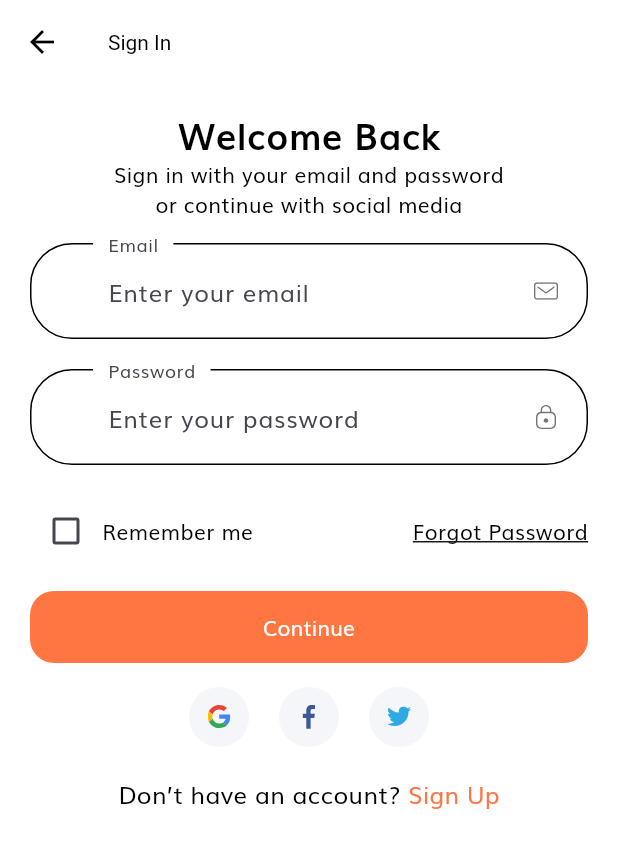
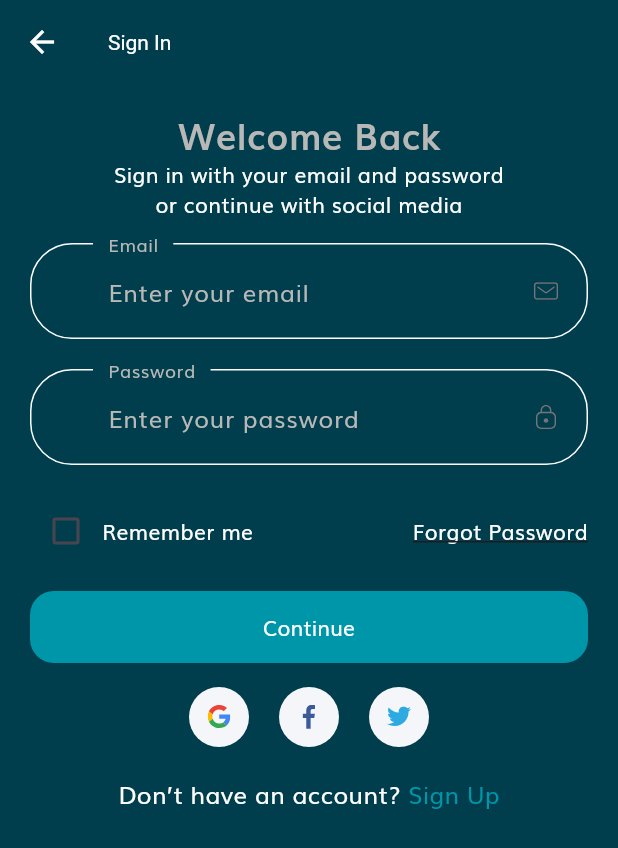
Before and after one commit to imaddamianos/evminute, a Flutter app: the screen it shows after launch, after a tap on "Continue", on a phone screen of 412 x 824 dp. Shown: the top 848 px of the screen. Run offline on Flutter 3.47's test engine with Material 3 defaults, Android fonts, the phone set to English and light mode, and no system bars; our stand-ins replace flutter_svg.

Commit message:
changing colors

```diff
--- a/lib/constants.dart
+++ b/lib/constants.dart
@@ -1,21 +1,21 @@
 import 'package:flutter/material.dart';
 
-const kPrimaryColor = Color(0xFFFF7643);
+const kPrimaryColor = Color.fromARGB(255, 0, 150, 170);
 const kPrimaryLightColor = Color(0xFFFFECDF);
 const kPrimaryGradientColor = LinearGradient(
   begin: Alignment.topLeft,
   end: Alignment.bottomRight,
-  colors: [Color(0xFFFFA53E), Color(0xFFFF7643)],
+  colors: [Color.fromARGB(255, 0, 150, 170), Color.fromARGB(255, 0, 150, 170)],
 );
 const kSecondaryColor = Color(0xFF979797);
-const kTextColor = Colors.black;
+const kTextColor = Color.fromARGB(255, 255, 255, 255);
 
 const kAnimationDuration = Duration(milliseconds: 200);
 
 const headingStyle = TextStyle(
   fontSize: 24,
   fontWeight: FontWeight.bold,
-  color: Colors.black,
+  color: Color.fromARGB(255, 255, 255, 255),
   height: 1.5,
 );
 
--- a/lib/screens/cart/cart_screen.dart
+++ b/lib/screens/cart/cart_screen.dart
@@ -23,7 +23,7 @@ class _CartScreenState extends State<CartScreen> {
           children: [
             const Text(
               "Your Cart",
-              style: TextStyle(color: Colors.black),
+              style: TextStyle(color: Color.fromARGB(255, 184, 184, 183)),
             ),
             Text(
               "${demoCarts.length} items",
--- a/lib/screens/cart/components/cart_card.dart
+++ b/lib/screens/cart/components/cart_card.dart
@@ -35,7 +35,8 @@ class CartCard extends StatelessWidget {
           children: [
             Text(
               cart.product.title,
-              style: const TextStyle(color: Colors.black, fontSize: 16),
+              style: const TextStyle(
+                  color: Color.fromARGB(255, 184, 184, 183), fontSize: 16),
               maxLines: 2,
             ),
             const SizedBox(height: 8),
--- a/lib/screens/cart/components/check_out_card.dart
+++ b/lib/screens/cart/components/check_out_card.dart
@@ -67,7 +67,9 @@ class CheckoutCard extends StatelessWidget {
                       children: [
                         TextSpan(
                           text: "\$337.15",
-                          style: TextStyle(fontSize: 16, color: Colors.black),
+                          style: TextStyle(
+                              fontSize: 16,
+                              color: Color.fromARGB(255, 184, 184, 183)),
                         ),
                       ],
                     ),
--- a/lib/screens/details/details_screen.dart
+++ b/lib/screens/details/details_screen.dart
@@ -39,7 +39,7 @@ class DetailsScreen extends StatelessWidget {
             ),
             child: const Icon(
               Icons.arrow_back_ios_new,
-              color: Colors.black,
+              color: Color.fromARGB(255, 184, 184, 183),
               size: 20,
             ),
           ),
@@ -61,7 +61,7 @@ class DetailsScreen extends StatelessWidget {
                       "4.7",
                       style: TextStyle(
                         fontSize: 14,
-                        color: Colors.black,
+                        color: Color.fromARGB(255, 184, 184, 183),
                         fontWeight: FontWeight.w600,
                       ),
                     ),
--- a/lib/screens/forgot_password/forgot_password_screen.dart
+++ b/lib/screens/forgot_password/forgot_password_screen.dart
@@ -24,7 +24,7 @@ class ForgotPasswordScreen extends StatelessWidget {
                   "Forgot Password",
                   style: TextStyle(
                     fontSize: 24,
-                    color: Colors.black,
+                    color: Color.fromARGB(255, 184, 184, 183),
                     fontWeight: FontWeight.bold,
                   ),
                 ),
--- a/lib/screens/home/components/search_field.dart
+++ b/lib/screens/home/components/search_field.dart
@@ -21,7 +21,10 @@ class SearchField extends StatelessWidget {
           focusedBorder: searchOutlineInputBorder,
           enabledBorder: searchOutlineInputBorder,
           hintText: "Search product",
-          prefixIcon: const Icon(Icons.search),
+          hintStyle: const TextStyle(color: Color.fromARGB(255, 184, 184, 183)),
+          labelStyle:
+              const TextStyle(color: Color.fromARGB(255, 184, 184, 183)),
+          prefixIcon: const Icon(Icons.search, color: Colors.white),
         ),
       ),
     );
--- a/lib/screens/home/components/section_title.dart
+++ b/lib/screens/home/components/section_title.dart
@@ -20,7 +20,7 @@ class SectionTitle extends StatelessWidget {
           style: const TextStyle(
             fontSize: 16,
             fontWeight: FontWeight.w600,
-            color: Colors.black,
+            color: Color.fromARGB(255, 184, 184, 183),
           ),
         ),
         TextButton(
--- a/lib/screens/home/components/special_offers.dart
+++ b/lib/screens/home/components/special_offers.dart
@@ -84,9 +84,9 @@ class SpecialOfferCard extends StatelessWidget {
                       begin: Alignment.topCenter,
                       end: Alignment.bottomCenter,
                       colors: [
-                        Colors.black54,
-                        Colors.black38,
-                        Colors.black26,
+                        Color.fromARGB(150, 184, 184, 183),
+                        Color.fromARGB(200, 184, 184, 183),
+                        Color.fromARGB(255, 184, 184, 183),
                         Colors.transparent,
                       ],
                     ),
--- a/lib/screens/login_success/login_success_screen.dart
+++ b/lib/screens/login_success/login_success_screen.dart
@@ -25,7 +25,7 @@ class LoginSuccessScreen extends StatelessWidget {
             style: TextStyle(
               fontSize: 30,
               fontWeight: FontWeight.bold,
-              color: Colors.black,
+              color: Color.fromARGB(255, 184, 184, 183),
             ),
           ),
           const Spacer(),
--- a/lib/screens/sign_in/components/sign_form.dart
+++ b/lib/screens/sign_in/components/sign_form.dart
@@ -67,6 +67,8 @@ class _SignFormState extends State<SignForm> {
             decoration: const InputDecoration(
               labelText: "Email",
               hintText: "Enter your email",
+              hintStyle: TextStyle(color: Color.fromARGB(255, 184, 184, 183)),
+              labelStyle: TextStyle(color: Color.fromARGB(255, 184, 184, 183)),
               // If  you are using latest version of flutter then lable text and hint text shown like this
               // if you r using flutter less then 1.20.* then maybe this is not working properly
               floatingLabelBehavior: FloatingLabelBehavior.always,
@@ -98,6 +100,8 @@ class _SignFormState extends State<SignForm> {
             decoration: const InputDecoration(
               labelText: "Password",
               hintText: "Enter your password",
+              hintStyle: TextStyle(color: Color.fromARGB(255, 184, 184, 183)),
+              labelStyle: TextStyle(color: Color.fromARGB(255, 184, 184, 183)),
               // If  you are using latest version of flutter then lable text and hint text shown like this
               // if you r using flutter less then 1.20.* then maybe this is not working properly
               floatingLabelBehavior: FloatingLabelBehavior.always,
--- a/lib/screens/sign_in/sign_in_screen.dart
+++ b/lib/screens/sign_in/sign_in_screen.dart
@@ -26,7 +26,7 @@ class SignInScreen extends StatelessWidget {
                   const Text(
                     "Welcome Back",
                     style: TextStyle(
-                      color: Colors.black,
+                      color: Color.fromARGB(255, 184, 184, 183),
                       fontSize: 24,
                       fontWeight: FontWeight.bold,
                     ),
--- a/lib/screens/sign_up/components/sign_up_form.dart
+++ b/lib/screens/sign_up/components/sign_up_form.dart
@@ -66,6 +66,8 @@ class _SignUpFormState extends State<SignUpForm> {
             decoration: const InputDecoration(
               labelText: "Email",
               hintText: "Enter your email",
+              hintStyle: TextStyle(color: Color.fromARGB(255, 184, 184, 183)),
+              labelStyle: TextStyle(color: Color.fromARGB(255, 184, 184, 183)),
               // If  you are using latest version of flutter then lable text and hint text shown like this
               // if you r using flutter less then 1.20.* then maybe this is not working properly
               floatingLabelBehavior: FloatingLabelBehavior.always,
@@ -97,6 +99,8 @@ class _SignUpFormState extends State<SignUpForm> {
             decoration: const InputDecoration(
               labelText: "Password",
               hintText: "Enter your password",
+              hintStyle: TextStyle(color: Color.fromARGB(255, 184, 184, 183)),
+              labelStyle: TextStyle(color: Color.fromARGB(255, 184, 184, 183)),
               // If  you are using latest version of flutter then lable text and hint text shown like this
               // if you r using flutter less then 1.20.* then maybe this is not working properly
               floatingLabelBehavior: FloatingLabelBehavior.always,
@@ -128,6 +132,8 @@ class _SignUpFormState extends State<SignUpForm> {
             decoration: const InputDecoration(
               labelText: "Confirm Password",
               hintText: "Re-enter your password",
+              hintStyle: TextStyle(color: Color.fromARGB(255, 184, 184, 183)),
+              labelStyle: TextStyle(color: Color.fromARGB(255, 184, 184, 183)),
               // If  you are using latest version of flutter then lable text and hint text shown like this
               // if you r using flutter less then 1.20.* then maybe this is not working properly
               floatingLabelBehavior: FloatingLabelBehavior.always,
--- a/lib/screens/splash/components/splash_content.dart
+++ b/lib/screens/splash/components/splash_content.dart
@@ -21,7 +21,7 @@ class _SplashContentState extends State<SplashContent> {
       children: <Widget>[
         const Spacer(),
         const Text(
-          "TOKOTO",
+          "EVMINUTE",
           style: TextStyle(
             fontSize: 32,
             color: kPrimaryColor,
--- a/lib/screens/splash/splash_screen.dart
+++ b/lib/screens/splash/splash_screen.dart
@@ -17,7 +17,7 @@ class _SplashScreenState extends State<SplashScreen> {
   int currentPage = 0;
   List<Map<String, String>> splashData = [
     {
-      "text": "Welcome to Tokoto, Let’s shop!",
+      "text": "Welcome to EVMINUTE, Let’s go ELectric!",
       "image": "assets/images/splash_1.png"
     },
     {
--- a/lib/theme.dart
+++ b/lib/theme.dart
@@ -5,13 +5,13 @@ import 'constants.dart';
 class AppTheme {
   static ThemeData lightTheme(BuildContext context) {
     return ThemeData(
-      scaffoldBackgroundColor: Colors.white,
+      scaffoldBackgroundColor: Color.fromARGB(255, 0, 62, 77),
       fontFamily: "Muli",
       appBarTheme: const AppBarTheme(
-          color: Colors.white,
+          color: Color.fromARGB(0, 255, 255, 255),
           elevation: 0,
-          iconTheme: IconThemeData(color: Colors.black),
-          titleTextStyle: TextStyle(color: Colors.black)),
+          iconTheme: IconThemeData(color: Color.fromARGB(255, 255, 255, 255)),
+          titleTextStyle: TextStyle(color: Color.fromARGB(255, 255, 255, 255))),
       textTheme: const TextTheme(
         bodyLarge: TextStyle(color: kTextColor),
         bodyMedium: TextStyle(color: kTextColor),
```
Also changed, not shown: assets/images/splash_1.png.
